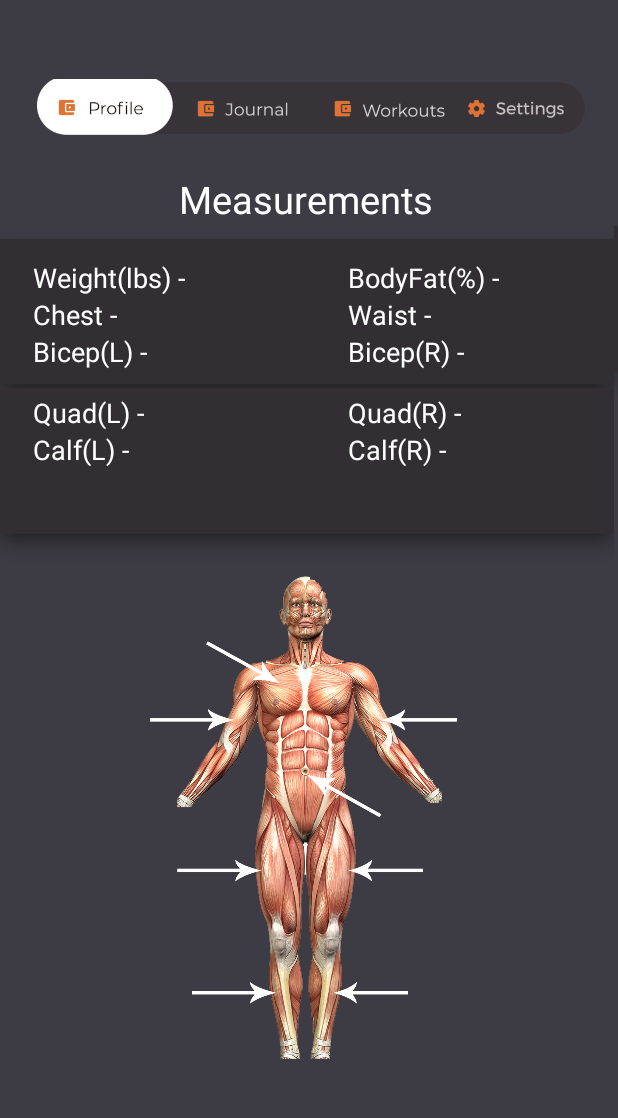
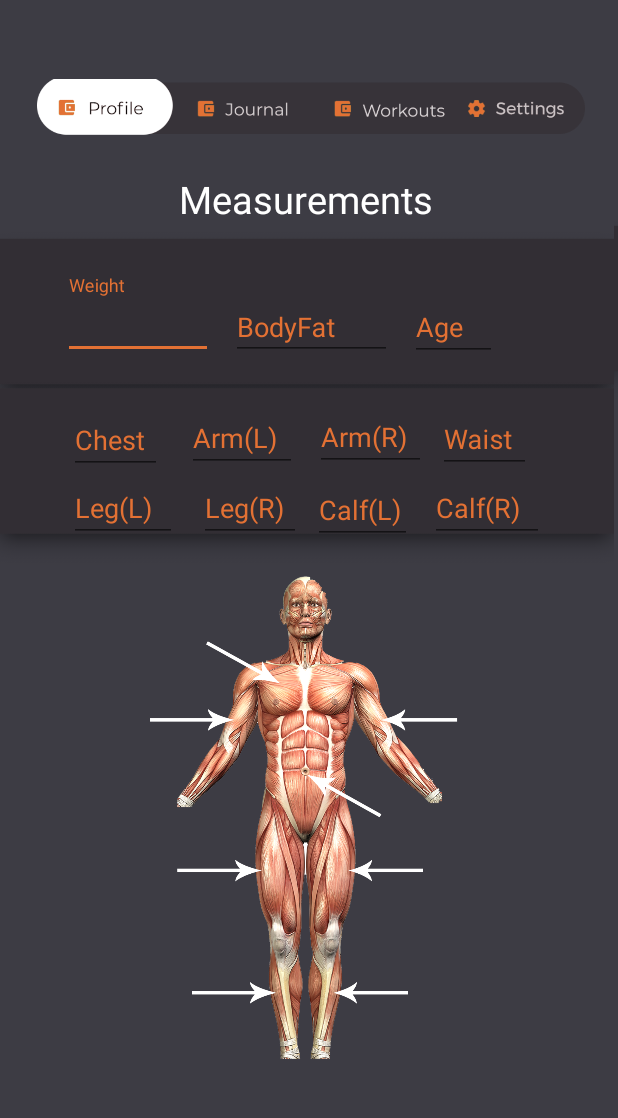
Before and after one commit to bmashlum/WorkoutTracker-1, an Android app: the ProfileFragment screen opened directly, with no data from a screen before it, on a phone screen of 412 x 824 dp, the part 63-1181 px from its top. Run offline under Robolectric (Android 15) with nearby library versions, the phone set to English and light mode, and no system bars; our stand-ins replace Firebase (no records; nobody signed in at launch, a user with empty details on screens opened directly).

Commit message:
profile stats work

```diff
--- a/FitAid App/app/src/main/java/com/example/brad/fitaid/LoginActivity.java
+++ b/FitAid App/app/src/main/java/com/example/brad/fitaid/LoginActivity.java
@@ -104,6 +104,7 @@ public class LoginActivity extends AppCompatActivity {
 
                   Intent intentsignin = new Intent(getApplicationContext(), MainActivity.class);
                   Toast.makeText( getApplicationContext(), "Login successful, redirection to main page", Toast.LENGTH_LONG).show();
+
                   startActivity( intentsignin );
               } else{
                   Toast.makeText(getApplicationContext(), "Invalid email or password, please try again", Toast.LENGTH_LONG).show();
--- a/FitAid App/app/src/main/java/com/example/brad/fitaid/ProfileFragment.java
+++ b/FitAid App/app/src/main/java/com/example/brad/fitaid/ProfileFragment.java
@@ -2,6 +2,8 @@ package com.example.brad.fitaid;
 
 
 import android.os.Bundle;
+import android.support.design.widget.TextInputEditText;
+import android.support.design.widget.TextInputLayout;
 import android.support.v4.app.Fragment;
 import android.view.LayoutInflater;
 import android.view.View;
@@ -13,6 +15,7 @@ import android.view.ViewGroup;
  */
 public class ProfileFragment extends Fragment {
 
+   // private TextInputLayout userWeight
 
     public ProfileFragment() {
         // Required empty public constructor
@@ -22,8 +25,12 @@ public class ProfileFragment extends Fragment {
     @Override
     public View onCreateView(LayoutInflater inflater, ViewGroup container,
                              Bundle savedInstanceState) {
-        // Inflate the layout for this fragment
-        return inflater.inflate(R.layout.fragment_profile, container, false);
+
+        View v = inflater.inflate(R.layout.fragment_profile, container, false);
+
+
+
+        return v;
     }
 
 }
--- a/FitAid App/app/src/main/res/layout/fragment_profile.xml
+++ b/FitAid App/app/src/main/res/layout/fragment_profile.xml
@@ -33,44 +33,6 @@
         app:srcCompat="@drawable/content_background" />
 
     <TextView
-        android:id="@+id/tvWeight"
-        android:layout_width="wrap_content"
-        android:layout_height="wrap_content"
-        android:layout_marginBottom="8dp"
-        android:layout_marginLeft="24dp"
-        android:layout_marginStart="24dp"
-        android:layout_marginTop="8dp"
-        android:fontFamily="sans-serif"
-        android:text="Weight(lbs) -"
-        android:textColor="@android:color/white"
-        android:textSize="18sp"
-        app:layout_constraintBottom_toBottomOf="parent"
-        app:layout_constraintStart_toStartOf="parent"
-        app:layout_constraintTop_toTopOf="parent"
-        app:layout_constraintVertical_bias="0.106" />
-
-    <TextView
-        android:id="@+id/tvBodyFat"
-        android:layout_width="wrap_content"
-        android:layout_height="wrap_content"
-        android:layout_marginBottom="8dp"
-        android:layout_marginEnd="8dp"
-        android:layout_marginLeft="24dp"
-        android:layout_marginRight="8dp"
-        android:layout_marginStart="24dp"
-        android:layout_marginTop="8dp"
-        android:fontFamily="sans-serif"
-        android:text="BodyFat(%) -"
-        android:textColor="@android:color/white"
-        android:textSize="18sp"
-        app:layout_constraintBottom_toBottomOf="parent"
-        app:layout_constraintEnd_toEndOf="parent"
-        app:layout_constraintHorizontal_bias="0.751"
-        app:layout_constraintStart_toStartOf="parent"
-        app:layout_constraintTop_toTopOf="parent"
-        app:layout_constraintVertical_bias="0.106" />
-
-    <TextView
         android:id="@+id/txtMeasure"
         android:layout_width="wrap_content"
         android:layout_height="wrap_content"
@@ -81,90 +43,6 @@
         app:layout_constraintEnd_toEndOf="parent"
         app:layout_constraintStart_toStartOf="parent"
         app:layout_constraintTop_toTopOf="parent" />
-
-    <TextView
-        android:id="@+id/tvChest"
-        android:layout_width="wrap_content"
-        android:layout_height="wrap_content"
-        android:text="Chest -"
-        android:textColor="@android:color/white"
-        android:textSize="18sp"
-        app:layout_constraintStart_toStartOf="@+id/tvWeight"
-        app:layout_constraintTop_toBottomOf="@+id/tvWeight" />
-
-    <TextView
-        android:id="@+id/tvRBicep"
-        android:layout_width="wrap_content"
-        android:layout_height="wrap_content"
-        android:text="Bicep(L) -"
-        android:textColor="@android:color/white"
-        android:textSize="18sp"
-        app:layout_constraintStart_toStartOf="@+id/tvChest"
-        app:layout_constraintTop_toBottomOf="@+id/tvChest" />
-
-    <TextView
-        android:id="@+id/tvWaist"
-        android:layout_width="wrap_content"
-        android:layout_height="wrap_content"
-        android:text="Waist -"
-        android:textColor="@android:color/white"
-        android:textSize="18sp"
-        app:layout_constraintStart_toStartOf="@+id/tvBodyFat"
-        app:layout_constraintTop_toBottomOf="@+id/tvBodyFat" />
-
-    <TextView
-        android:id="@+id/tvRBicep"
-        android:layout_width="wrap_content"
-        android:layout_height="wrap_content"
-        android:text="Bicep(R) -"
-        android:textColor="@android:color/white"
-        android:textSize="18sp"
-        app:layout_constraintStart_toStartOf="@+id/tvWaist"
-        app:layout_constraintTop_toBottomOf="@+id/tvWaist" />
-
-    <TextView
-        android:id="@+id/tvLQuad"
-        android:layout_width="wrap_content"
-        android:layout_height="wrap_content"
-        android:layout_marginLeft="24dp"
-        android:layout_marginStart="24dp"
-        android:layout_marginTop="16dp"
-        android:text="Quad(L) -"
-        android:textColor="@android:color/white"
-        android:textSize="18sp"
-        app:layout_constraintStart_toStartOf="parent"
-        app:layout_constraintTop_toBottomOf="@+id/tvRBicep" />
-
-    <TextView
-        android:id="@+id/tvRQuad"
-        android:layout_width="wrap_content"
-        android:layout_height="wrap_content"
-        android:layout_marginTop="16dp"
-        android:text="Quad(R) -"
-        android:textColor="@android:color/white"
-        android:textSize="18sp"
-        app:layout_constraintStart_toStartOf="@+id/tvRBicep"
-        app:layout_constraintTop_toBottomOf="@+id/tvRBicep" />
-
-    <TextView
-        android:id="@+id/tvLCalf"
-        android:layout_width="wrap_content"
-        android:layout_height="wrap_content"
-        android:text="Calf(L) -"
-        android:textColor="@android:color/white"
-        android:textSize="18sp"
-        app:layout_constraintStart_toStartOf="@+id/tvLQuad"
-        app:layout_constraintTop_toBottomOf="@+id/tvLQuad" />
-
-    <TextView
-        android:id="@+id/tvRCalf"
-        android:layout_width="wrap_content"
-        android:layout_height="wrap_content"
-        android:text="Calf(R) -"
-        android:textColor="@android:color/white"
-        android:textSize="18sp"
-        app:layout_constraintStart_toStartOf="@+id/tvRQuad"
-        app:layout_constraintTop_toBottomOf="@+id/tvRQuad" />
 
     <ImageView
         android:id="@+id/imageView5"
@@ -177,4 +55,239 @@
         app:layout_constraintStart_toStartOf="parent"
         app:layout_constraintTop_toBottomOf="@+id/imageView" />
 
+    <android.support.design.widget.TextInputLayout
+        android:id="@+id/text_input_weight"
+        android:layout_width="100dp"
+        android:layout_height="wrap_content"
+        android:layout_marginStart="44dp"
+        android:layout_marginTop="8dp"
+        android:layout_marginBottom="8dp"
+        android:textColorHint="@color/colorAccent"
+        app:layout_constraintBottom_toBottomOf="@+id/imageView"
+        app:layout_constraintStart_toStartOf="@+id/imageView"
+        app:layout_constraintTop_toTopOf="parent">
+
+        <android.support.design.widget.TextInputEditText
+            android:layout_width="match_parent"
+            android:layout_height="wrap_content"
+            android:hint="Weight"
+            android:inputType="numberDecimal"
+            android:textColor="@color/colorAccent"
+            android:textColorHint="@color/colorAccent" />
+    </android.support.design.widget.TextInputLayout>
+
+    <android.support.design.widget.TextInputLayout
+        android:id="@+id/text_input_bodyfat"
+        android:layout_width="107dp"
+        android:layout_height="52dp"
+        android:layout_marginStart="12dp"
+        android:textColorHint="@color/colorAccent"
+        app:layout_constraintBottom_toBottomOf="@+id/imageView"
+        app:layout_constraintStart_toEndOf="@+id/text_input_weight"
+        app:layout_constraintTop_toTopOf="@+id/imageView"
+        app:layout_constraintVertical_bias="0.494">
+
+        <android.support.design.widget.TextInputEditText
+            android:layout_width="match_parent"
+            android:layout_height="wrap_content"
+            android:hint="BodyFat"
+            android:inputType="numberDecimal"
+            android:textColor="@color/colorAccent"
+            android:textColorHint="@color/colorAccent" />
+    </android.support.design.widget.TextInputLayout>
+
+    <android.support.design.widget.TextInputLayout
+        android:id="@+id/text_input_age"
+        android:layout_width="58dp"
+        android:layout_height="53dp"
+        android:layout_marginStart="12dp"
+        android:layout_marginTop="8dp"
+        android:layout_marginBottom="8dp"
+        android:textColorHint="@color/colorAccent"
+        app:layout_constraintBottom_toTopOf="@+id/imageView5"
+        app:layout_constraintStart_toEndOf="@+id/text_input_bodyfat"
+        app:layout_constraintTop_toTopOf="parent"
+        app:layout_constraintVertical_bias="0.403">
+
+        <android.support.design.widget.TextInputEditText
+            android:layout_width="match_parent"
+            android:layout_height="wrap_content"
+            android:hint="Age"
+            android:inputType="number"
+            android:textColor="@color/colorAccent"
+            android:textColorHint="@color/colorAccent" />
+    </android.support.design.widget.TextInputLayout>
+
+    <android.support.design.widget.TextInputLayout
+        android:id="@+id/text_input_armL"
+        android:layout_width="73dp"
+        android:layout_height="53dp"
+        android:layout_marginTop="164dp"
+        android:layout_marginEnd="12dp"
+        android:textColorHint="@color/colorAccent"
+        app:layout_constraintEnd_toStartOf="@+id/text_input_armR"
+        app:layout_constraintTop_toTopOf="parent">
+
+        <android.support.design.widget.TextInputEditText
+            android:layout_width="match_parent"
+            android:layout_height="wrap_content"
+            android:hint="Arm(L)"
+            android:inputType="numberDecimal"
+            android:textColor="@color/colorAccent"
+            android:textColorHint="@color/colorAccent" />
+    </android.support.design.widget.TextInputLayout>
+
+    <android.support.design.widget.TextInputLayout
+        android:id="@+id/text_input_armR"
+        android:layout_width="74dp"
+        android:layout_height="53dp"
+        android:layout_marginTop="8dp"
+        android:layout_marginEnd="8dp"
+        android:layout_marginBottom="8dp"
+        android:textColorHint="@color/colorAccent"
+        app:layout_constraintBottom_toBottomOf="@+id/imageView"
+        app:layout_constraintEnd_toStartOf="@+id/text_input_waist"
+        app:layout_constraintTop_toTopOf="parent"
+        app:layout_constraintVertical_bias="0.981">
+
+        <android.support.design.widget.TextInputEditText
+            android:layout_width="match_parent"
+            android:layout_height="wrap_content"
+            android:hint="Arm(R)"
+            android:inputType="numberDecimal"
+            android:textColor="@color/colorAccent"
+            android:textColorHint="@color/colorAccent" />
+    </android.support.design.widget.TextInputLayout>
+
+    <android.support.design.widget.TextInputLayout
+        android:id="@+id/text_input_waist"
+        android:layout_width="62dp"
+        android:layout_height="53dp"
+        android:layout_marginTop="8dp"
+        android:layout_marginEnd="56dp"
+        android:layout_marginBottom="8dp"
+        android:textColorHint="@color/colorAccent"
+        app:layout_constraintBottom_toBottomOf="@+id/imageView"
+        app:layout_constraintEnd_toEndOf="parent"
+        app:layout_constraintTop_toBottomOf="@+id/text_input_age"
+        app:layout_constraintVertical_bias="0.875">
+
+        <android.support.design.widget.TextInputEditText
+            android:layout_width="match_parent"
+            android:layout_height="wrap_content"
+            android:hint="Waist"
+            android:inputType="numberDecimal"
+            android:textColor="@color/colorAccent"
+            android:textColorHint="@color/colorAccent" />
+    </android.support.design.widget.TextInputLayout>
+
+    <android.support.design.widget.TextInputLayout
+        android:id="@+id/text_input_chest"
+        android:layout_width="62dp"
+        android:layout_height="54dp"
+        android:layout_marginStart="48dp"
+        android:layout_marginTop="8dp"
+        android:layout_marginBottom="8dp"
+        android:textColorHint="@color/colorAccent"
+        app:layout_constraintBottom_toTopOf="@+id/imageView5"
+        app:layout_constraintStart_toStartOf="parent"
+        app:layout_constraintTop_toTopOf="parent"
+        app:layout_constraintVertical_bias="0.777">
+
+        <android.support.design.widget.TextInputEditText
+            android:layout_width="match_parent"
+            android:layout_height="wrap_content"
+            android:hint="Chest"
+            android:inputType="numberDecimal"
+            android:textColor="@color/colorAccent"
+            android:textColorHint="@color/colorAccent" />
+    </android.support.design.widget.TextInputLayout>
+
+    <android.support.design.widget.TextInputLayout
+        android:id="@+id/text_input_legL"
+        android:layout_width="72dp"
+        android:layout_height="53dp"
+        android:layout_marginStart="48dp"
+        android:layout_marginTop="8dp"
+        android:layout_marginBottom="8dp"
+        android:textColorHint="@color/colorAccent"
+        app:layout_constraintBottom_toTopOf="@+id/imageView5"
+        app:layout_constraintStart_toStartOf="parent"
+        app:layout_constraintTop_toBottomOf="@+id/text_input_chest"
+        app:layout_constraintVertical_bias="1.0">
+
+        <android.support.design.widget.TextInputEditText
+            android:layout_width="match_parent"
+            android:layout_height="wrap_content"
+            android:hint="Leg(L)"
+            android:inputType="numberDecimal"
+            android:textColor="@color/colorAccent"
+            android:textColorHint="@color/colorAccent" />
+    </android.support.design.widget.TextInputLayout>
+
+    <android.support.design.widget.TextInputLayout
+        android:id="@+id/text_input_legR"
+        android:layout_width="68dp"
+        android:layout_height="53dp"
+        android:layout_marginTop="8dp"
+        android:layout_marginEnd="8dp"
+        android:layout_marginBottom="8dp"
+        android:textColorHint="@color/colorAccent"
+        app:layout_constraintBottom_toTopOf="@+id/imageView5"
+        app:layout_constraintEnd_toStartOf="@+id/text_input_calfL"
+        app:layout_constraintTop_toBottomOf="@+id/text_input_armL"
+        app:layout_constraintVertical_bias="1.0">
+
+        <android.support.design.widget.TextInputEditText
+            android:layout_width="match_parent"
+            android:layout_height="wrap_content"
+            android:hint="Leg(R)"
+            android:inputType="numberDecimal"
+            android:textColor="@color/colorAccent"
+            android:textColorHint="@color/colorAccent" />
+    </android.support.design.widget.TextInputLayout>
+
+    <android.support.design.widget.TextInputLayout
+        android:id="@+id/text_input_calfL"
+        android:layout_width="62dp"
+        android:layout_height="54dp"
+        android:layout_marginEnd="16dp"
+        android:layout_marginBottom="8dp"
+        android:textColorHint="@color/colorAccent"
+        app:layout_constraintBottom_toBottomOf="@+id/imageView"
+        app:layout_constraintEnd_toStartOf="@+id/text_input_calfR"
+        app:layout_constraintTop_toBottomOf="@+id/text_input_armR"
+        app:layout_constraintVertical_bias="0.117">
+
+        <android.support.design.widget.TextInputEditText
+            android:layout_width="81dp"
+            android:layout_height="wrap_content"
+            android:hint="Calf(L)"
+            android:inputType="numberDecimal"
+            android:textColor="@color/colorAccent"
+            android:textColorHint="@color/colorAccent" />
+    </android.support.design.widget.TextInputLayout>
+
+    <android.support.design.widget.TextInputLayout
+        android:id="@+id/text_input_calfR"
+        android:layout_width="76dp"
+        android:layout_height="54dp"
+        android:layout_marginStart="8dp"
+        android:layout_marginEnd="8dp"
+        android:layout_marginBottom="8dp"
+        android:textColorHint="@color/colorAccent"
+        app:layout_constraintBottom_toTopOf="@+id/imageView5"
+        app:layout_constraintEnd_toEndOf="parent"
+        app:layout_constraintHorizontal_bias="0.877"
+        app:layout_constraintStart_toStartOf="parent">
+
+        <android.support.design.widget.TextInputEditText
+            android:layout_width="match_parent"
+            android:layout_height="wrap_content"
+            android:hint="Calf(R)"
+            android:inputType="numberDecimal"
+            android:textColor="@color/colorAccent"
+            android:textColorHint="@color/colorAccent" />
+    </android.support.design.widget.TextInputLayout>
+
 </android.support.constraint.ConstraintLayout>
```
